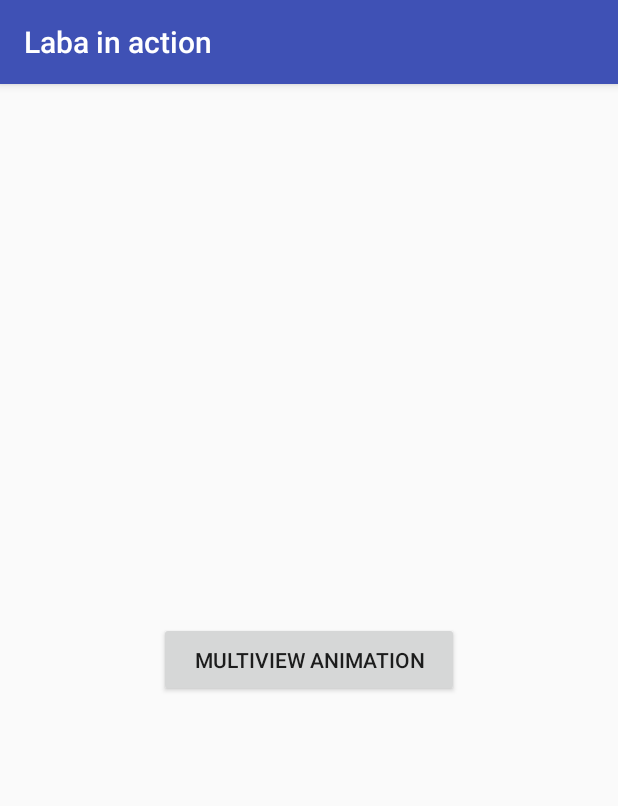
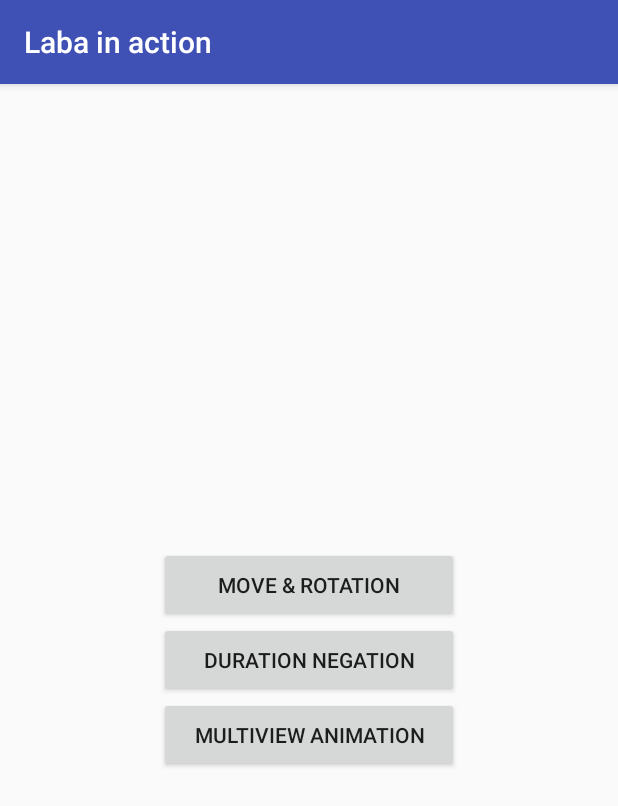
Before and after one commit to SmallPlanet/Laba-Kotlin, an Android app: the screen it shows after launch (MainActivity), on a phone screen of 412 x 824 dp. Shown: the top 806 px of the screen. Run offline under Robolectric (Android 15) with nearby library versions, the phone set to English and light mode, and no system bars.

Commit message:
Organizing a few examples.

```diff
--- a/labainaction/src/main/AndroidManifest.xml
+++ b/labainaction/src/main/AndroidManifest.xml
@@ -18,7 +18,9 @@
                 <category android:name="android.intent.category.LAUNCHER" />
             </intent-filter>
         </activity>
-        <activity android:name=".MultielementAnimation"></activity>
+        <activity android:name=".MultielementAnimation" />
+        <activity android:name=".MoveRotation" />
+        <activity android:name=".DurationNegation"></activity>
     </application>
 
 </manifest>
--- a/labainaction/src/main/java/com/smallplanet/labainaction/MainActivity.kt
+++ b/labainaction/src/main/java/com/smallplanet/labainaction/MainActivity.kt
@@ -26,10 +26,15 @@ class MainActivity : AppCompatActivity() {
             val intent = Intent(this, MultielementAnimation::class.java)
             startActivity(intent)
         }
-    }
 
-    fun startAnimations() {
-        //targetPink.laba("^100e11D1d1|c5e1d0.25|C5e1d0.25|D0.5s3f0!p30^100")
-        //targetPink.laba("D1^80|>80|v160|<160|^160|>80|v80|r")
+        moverotation.setOnClickListener {
+            val intent = Intent(this, MoveRotation::class.java)
+            startActivity(intent)
+        }
+
+        durationNegation.setOnClickListener {
+            val intent = Intent(this, DurationNegation::class.java)
+            startActivity(intent)
+        }
     }
 }
--- a/labainaction/src/main/res/layout/activity_main.xml
+++ b/labainaction/src/main/res/layout/activity_main.xml
@@ -4,7 +4,20 @@
     android:layout_width="match_parent"
     android:layout_height="match_parent"
     android:gravity="center"
+    android:orientation="vertical"
     tools:context="com.smallplanet.labainaction.MainActivity">
+
+    <Button
+        android:id="@+id/moverotation"
+        android:text="Move &amp; Rotation"
+        android:layout_width="200dp"
+        android:layout_height="50dp" />
+
+    <Button
+        android:id="@+id/durationNegation"
+        android:text="Duration Negation"
+        android:layout_width="200dp"
+        android:layout_height="50dp" />
 
     <Button
         android:id="@+id/multiviewopen"
```
Also changed, not shown: labainaction/src/main/java/com/smallplanet/labainaction/DurationNegation.kt (added, +20 -0 lines), labainaction/src/main/java/com/smallplanet/labainaction/MoveRotation.kt (added, +20 -0 lines), labainaction/src/main/res/layout/activity_duration_negation.xml (added, +16 -0 lines), labainaction/src/main/res/layout/activity_move_rotation.xml (added, +16 -0 lines).
